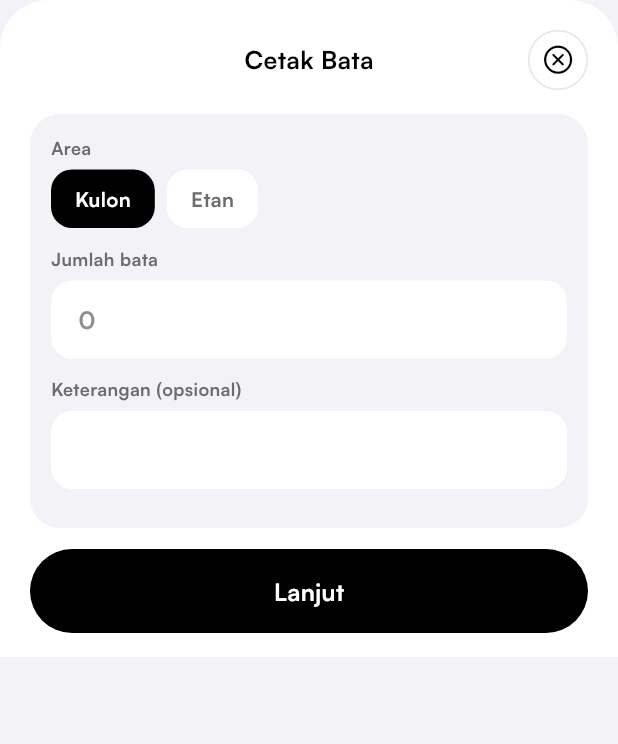
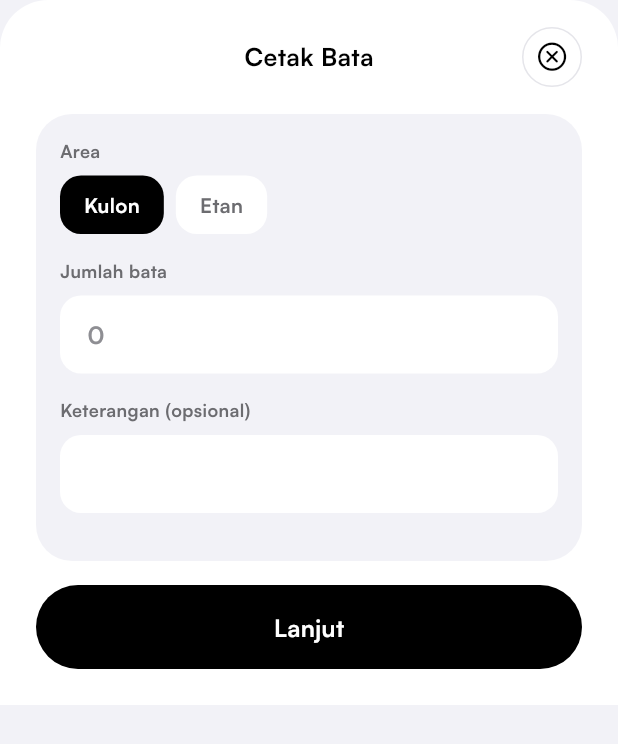
Before and after one commit to rezapranata089-bit/bata, a Flutter app: the TxSheet widget shown alone on an empty page, opened directly with empty values, on a phone screen of 412 x 824 dp. Shown: the top 744 px of the screen. Run offline on Flutter 3.47's test engine with Material 3 defaults, Android fonts, the phone set to English and light mode, and no system bars; our stand-ins replace cloud_firestore, firebase_core, image_picker, shared_preferences; missing offline and left inert: liquid_glass_widgets, number_flow_flutter; accounts and stored records are empty; project files that could hold a hidden picture were left out.

Commit message:
Rapikan spacing dengan 8pt grid (Beranda + form transaksi)
Sess: c3ad2eb435ba246c

```diff
--- a/lib/ui/sheets.dart
+++ b/lib/ui/sheets.dart
@@ -406,13 +406,13 @@ class _TxSheetState extends State<TxSheet> {
 
   // ───────── UI helpers ─────────
   Widget _label(String t) => Padding(
-        padding: const EdgeInsets.only(bottom: 6),
+        padding: const EdgeInsets.only(bottom: 8),
         child: Text(t, style: TextStyle(fontSize: 12, fontWeight: FontWeight.w600, color: C.ink2)),
       );
 
   Widget _tf(String label, TextEditingController c, {String hint = '', bool number = false, String? suffix}) {
     return Padding(
-      padding: const EdgeInsets.only(bottom: 12),
+      padding: const EdgeInsets.only(bottom: 16),
       child: Column(
         crossAxisAlignment: CrossAxisAlignment.start,
         children: [
@@ -446,7 +446,7 @@ class _TxSheetState extends State<TxSheet> {
 
   Widget _chips(List<String> opts, String cur, ValueChanged<String> pick, String Function(String) text) {
     return Padding(
-      padding: const EdgeInsets.only(bottom: 12),
+      padding: const EdgeInsets.only(bottom: 16),
       child: Wrap(
         spacing: 8,
         runSpacing: 8,
@@ -473,7 +473,7 @@ class _TxSheetState extends State<TxSheet> {
   }
 
   Widget _hint(String t) => Padding(
-        padding: const EdgeInsets.only(bottom: 12),
+        padding: const EdgeInsets.only(bottom: 16),
         child: Text(t, style: TextStyle(fontSize: 12.5, color: C.ink3)),
       );
 
@@ -532,8 +532,8 @@ class _TxSheetState extends State<TxSheet> {
       crossAxisAlignment: CrossAxisAlignment.start,
       children: [
         Container(
-          padding: const EdgeInsets.all(14),
-          decoration: BoxDecoration(color: C.field, borderRadius: BorderRadius.circular(20)),
+          padding: const EdgeInsets.all(16),
+          decoration: BoxDecoration(color: C.field, borderRadius: BorderRadius.circular(24)),
           child: Column(crossAxisAlignment: CrossAxisAlignment.start, children: kids),
         ),
       ],
@@ -547,8 +547,8 @@ class _TxSheetState extends State<TxSheet> {
       key: const ValueKey(1),
       children: [
         Container(
-          padding: const EdgeInsets.all(14),
-          decoration: BoxDecoration(color: C.field, borderRadius: BorderRadius.circular(20)),
+          padding: const EdgeInsets.all(16),
+          decoration: BoxDecoration(color: C.field, borderRadius: BorderRadius.circular(24)),
           child: Row(
             children: [
               Container(
@@ -632,7 +632,7 @@ class _TxSheetState extends State<TxSheet> {
         color: C.card,
         borderRadius: const BorderRadius.vertical(top: Radius.circular(32)),
       ),
-      padding: EdgeInsets.fromLTRB(20, 18, 20, MediaQuery.paddingOf(context).bottom + 16),
+      padding: EdgeInsets.fromLTRB(24, 16, 24, MediaQuery.paddingOf(context).bottom + 24),
       child: Column(
         mainAxisSize: MainAxisSize.min,
         children: [
@@ -667,7 +667,7 @@ class _TxSheetState extends State<TxSheet> {
               ],
             ),
           ),
-          const SizedBox(height: 14),
+          const SizedBox(height: 16),
           Flexible(
             child: SingleChildScrollView(
               child: AnimatedSwitcher(
@@ -680,7 +680,7 @@ class _TxSheetState extends State<TxSheet> {
             const SizedBox(height: 10),
             Text(_err!, textAlign: TextAlign.center, style: const TextStyle(color: C.red, fontSize: 13)),
           ],
-          const SizedBox(height: 14),
+          const SizedBox(height: 16),
           _BigBtn(
             label: _step == 0 ? 'Lanjut' : 'Konfirmasi',
             onTap: () => _step == 0 ? _next(s) : _submit(s),
```
Also changed, not shown: lib/ui/home_view.dart (+8 -8 lines).
